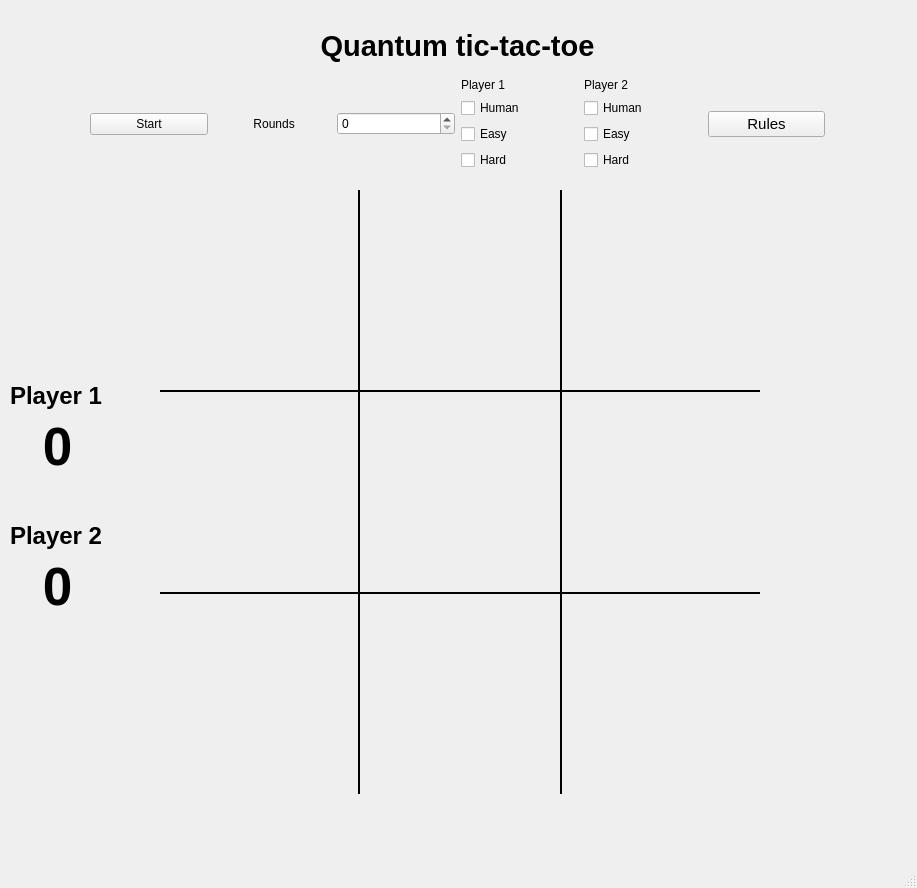
This is ui_quantum_tic_tac_toe.ui in CherryChair/quantum-tic-tac-toe as Qt 5 draws it before an edit. The edited form follows.
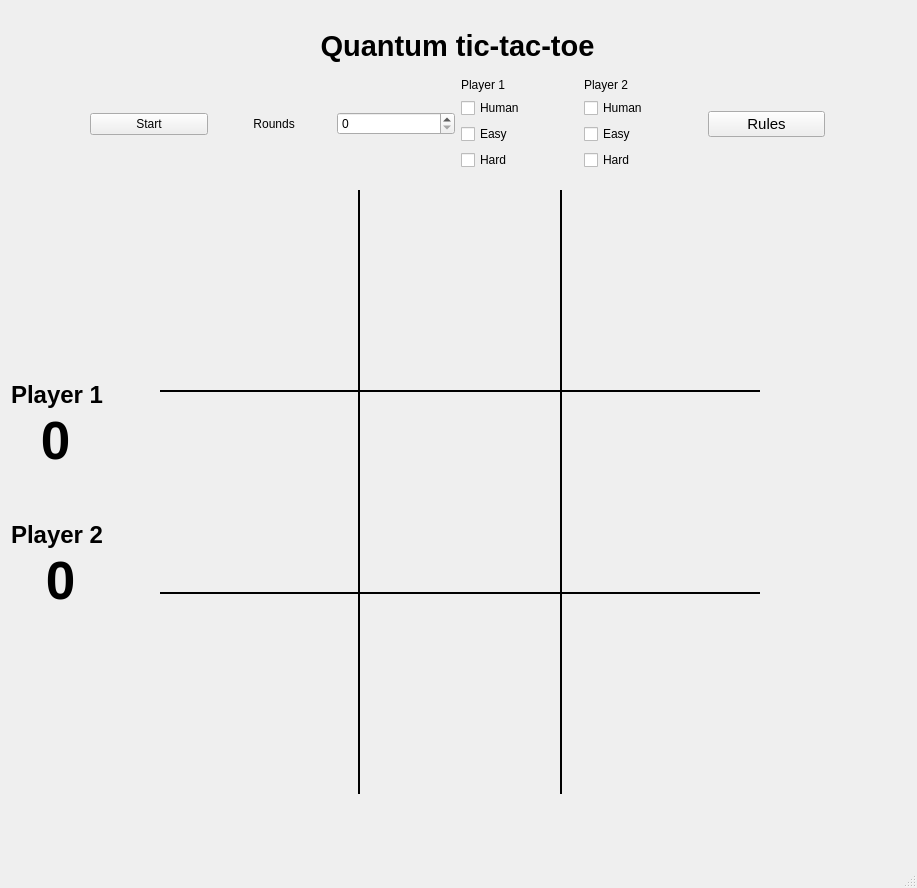
This is the edited form.

Commit message: Implemented computer players and showing current state of the game for gui

```diff
--- a/ui_quantum_tic_tac_toe.ui
+++ b/ui_quantum_tic_tac_toe.ui
@@ -2562,49 +2562,6 @@
      <set>Qt::AlignCenter</set>
     </property>
    </widget>
-   <widget class="QWidget" name="layoutWidget">
-    <property name="geometry">
-     <rect>
-      <x>10</x>
-      <y>520</y>
-      <width>95</width>
-      <height>97</height>
-     </rect>
-    </property>
-    <layout class="QVBoxLayout" name="player2ScoreBox">
-     <item>
-      <widget class="QLabel" name="player2ScoreLabel">
-       <property name="font">
-        <font>
-         <pointsize>18</pointsize>
-         <weight>75</weight>
-         <bold>true</bold>
-        </font>
-       </property>
-       <property name="text">
-        <string>Player 2</string>
-       </property>
-      </widget>
-     </item>
-     <item>
-      <widget class="QLabel" name="player2Score">
-       <property name="font">
-        <font>
-         <pointsize>40</pointsize>
-         <weight>75</weight>
-         <bold>true</bold>
-        </font>
-       </property>
-       <property name="text">
-        <string>0</string>
-       </property>
-       <property name="alignment">
-        <set>Qt::AlignCenter</set>
-       </property>
-      </widget>
-     </item>
-    </layout>
-   </widget>
    <widget class="QWidget" name="layoutWidget">
     <property name="geometry">
      <rect>
@@ -2746,18 +2703,58 @@
      </item>
     </layout>
    </widget>
-   <widget class="QWidget" name="layoutWidget">
+   <widget class="QLabel" name="player2ScoreLabel">
+    <property name="geometry">
+     <rect>
+      <x>11</x>
+      <y>521</y>
+      <width>93</width>
+      <height>28</height>
+     </rect>
+    </property>
+    <property name="font">
+     <font>
+      <pointsize>18</pointsize>
+      <weight>75</weight>
+      <bold>true</bold>
+     </font>
+    </property>
+    <property name="text">
+     <string>Player 2</string>
+    </property>
+   </widget>
+   <widget class="QLabel" name="player2Score">
     <property name="geometry">
      <rect>
       <x>10</x>
-      <y>380</y>
-      <width>95</width>
-      <height>97</height>
+      <y>550</y>
+      <width>101</width>
+      <height>61</height>
      </rect>
     </property>
-    <layout class="QVBoxLayout" name="player1ScoreBox">
-     <item>
+    <property name="font">
+     <font>
+      <pointsize>40</pointsize>
+      <weight>75</weight>
+      <bold>true</bold>
+     </font>
+    </property>
+    <property name="text">
+     <string>0</string>
+    </property>
+    <property name="alignment">
+     <set>Qt::AlignCenter</set>
+    </property>
+   </widget>
       <widget class="QLabel" name="player1ScoreLabel">
+    <property name="geometry">
+     <rect>
+      <x>11</x>
+      <y>381</y>
+      <width>93</width>
+      <height>28</height>
+     </rect>
+    </property>
        <property name="font">
         <font>
          <pointsize>18</pointsize>
@@ -2769,9 +2766,15 @@
         <string>Player 1</string>
        </property>
       </widget>
-     </item>
-     <item>
       <widget class="QLabel" name="player1Score">
+    <property name="geometry">
+     <rect>
+      <x>10</x>
+      <y>410</y>
+      <width>91</width>
+      <height>61</height>
+     </rect>
+    </property>
        <property name="font">
         <font>
          <pointsize>40</pointsize>
@@ -2785,9 +2788,6 @@
        <property name="alignment">
         <set>Qt::AlignCenter</set>
        </property>
-      </widget>
-     </item>
-    </layout>
    </widget>
   </widget>
   <widget class="QMenuBar" name="menubar">
```
Left out of the diff: 5 changed lines with no effect on the pictures. Lines whose indentation alone changed are shown as unchanged. The commit also changes 8 other files.
